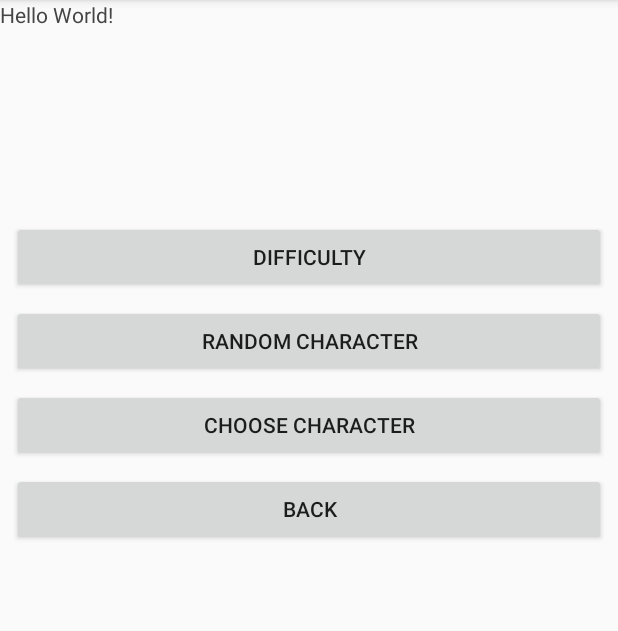
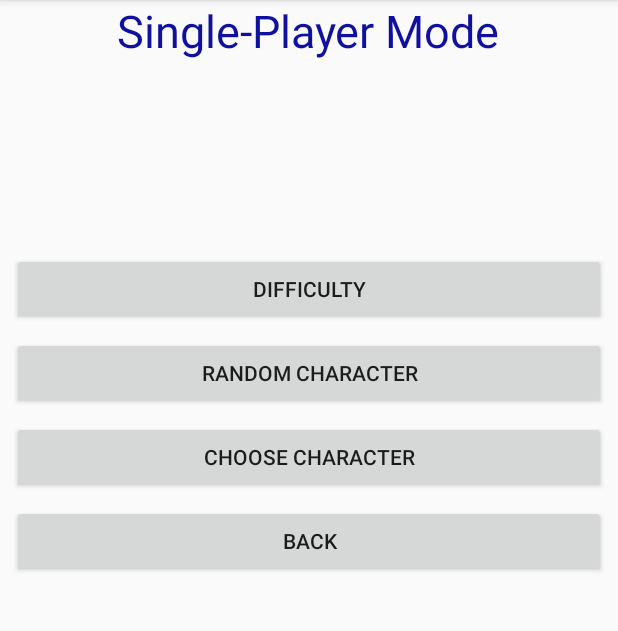
Before and after one commit to LucianOfTheGate/TheSurvivalGame, an Android app: the SinglePlayerFragment screen opened directly, with no data from a screen before it, on a phone screen of 412 x 824 dp, the part 84-715 px from its top. Run offline under Robolectric (Android 15) with nearby library versions, the phone set to English and light mode, and no system bars.

Commit message:
Got rid of some HelloWorld! statements and replaced them with useful statements

```diff
--- a/app/src/main/res/layout/single_player_fragment.xml
+++ b/app/src/main/res/layout/single_player_fragment.xml
@@ -6,8 +6,10 @@
     <TextView
         android:layout_width="wrap_content"
         android:layout_height="wrap_content"
-        android:text="Hello World!"
-        android:textColor="#454545"
+        android:text="Single-Player Mode"
+        android:textColor="#0F0FA0"
+        android:layout_gravity="center"
+        android:textSize="30dp"
         />
     <LinearLayout
         android:orientation="vertical"
```
